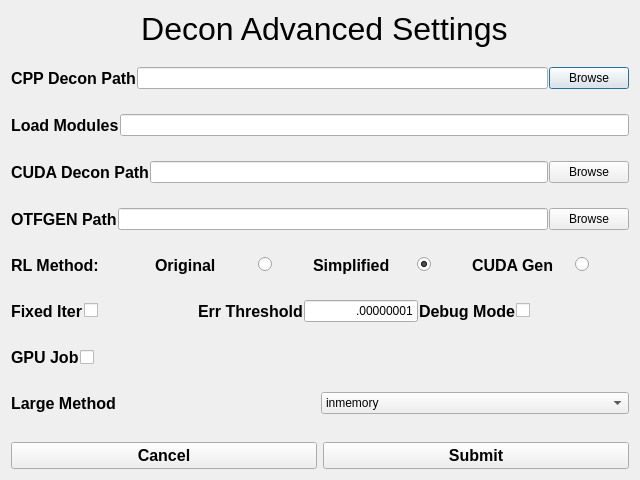
This is src/deconadvanced.ui in abcucberkeley/PetaKit5D-GUI as Qt 5 draws it before an edit. The edited form follows.
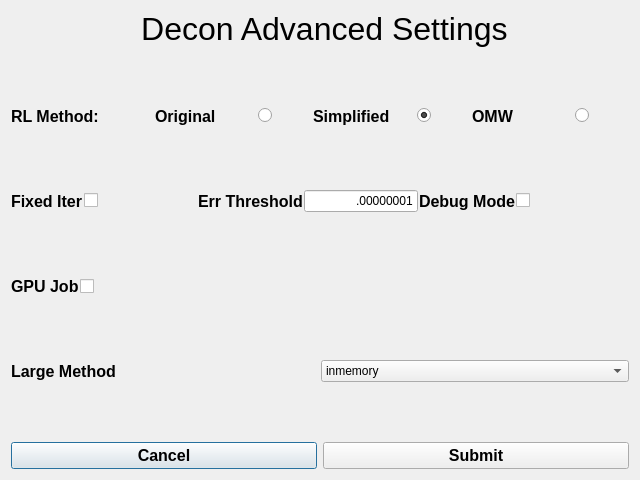
This is the edited form.

```diff
--- a/src/deconadvanced.ui
+++ b/src/deconadvanced.ui
@@ -21,236 +21,13 @@
   </property>
   <layout class="QGridLayout" name="gridLayout" rowstretch="0,10,0">
    <item row="1" column="0">
-    <layout class="QVBoxLayout" name="verticalLayout" stretch="0,0,0,0,0,0,0,0,0,0,0,0,0,0,0">
+    <layout class="QVBoxLayout" name="verticalLayout" stretch="0,0,0,0,0,0,0">
      <property name="spacing">
       <number>1</number>
      </property>
      <property name="sizeConstraint">
       <enum>QLayout::SetDefaultConstraint</enum>
      </property>
-     <item>
-      <layout class="QHBoxLayout" name="horizontalLayout">
-       <item>
-        <widget class="QLabel" name="cppDeconPathLabel">
-         <property name="font">
-          <font>
-           <pointsize>12</pointsize>
-           <bold>true</bold>
-          </font>
-         </property>
-         <property name="text">
-          <string>CPP Decon Path</string>
-         </property>
-        </widget>
-       </item>
-       <item>
-        <widget class="QLineEdit" name="cppDeconPathLineEdit">
-         <property name="sizePolicy">
-          <sizepolicy hsizetype="Expanding" vsizetype="Maximum">
-           <horstretch>0</horstretch>
-           <verstretch>0</verstretch>
-          </sizepolicy>
-         </property>
-         <property name="alignment">
-          <set>Qt::AlignLeading|Qt::AlignLeft|Qt::AlignVCenter</set>
-         </property>
-        </widget>
-       </item>
-       <item>
-        <widget class="QPushButton" name="cppDeconPathBrowseButton">
-         <property name="sizePolicy">
-          <sizepolicy hsizetype="Minimum" vsizetype="Maximum">
-           <horstretch>0</horstretch>
-           <verstretch>0</verstretch>
-          </sizepolicy>
-         </property>
-         <property name="text">
-          <string>Browse</string>
-         </property>
-        </widget>
-       </item>
-      </layout>
-     </item>
-     <item>
-      <spacer name="verticalSpacer">
-       <property name="orientation">
-        <enum>Qt::Vertical</enum>
-       </property>
-       <property name="sizeType">
-        <enum>QSizePolicy::Preferred</enum>
-       </property>
-       <property name="sizeHint" stdset="0">
-        <size>
-         <width>20</width>
-         <height>10</height>
-        </size>
-       </property>
-      </spacer>
-     </item>
-     <item>
-      <layout class="QHBoxLayout" name="horizontalLayout_2">
-       <item>
-        <widget class="QLabel" name="loadModulesLabel">
-         <property name="font">
-          <font>
-           <pointsize>12</pointsize>
-           <bold>true</bold>
-          </font>
-         </property>
-         <property name="text">
-          <string>Load Modules</string>
-         </property>
-        </widget>
-       </item>
-       <item>
-        <widget class="QLineEdit" name="loadModulesLineEdit">
-         <property name="sizePolicy">
-          <sizepolicy hsizetype="Expanding" vsizetype="Maximum">
-           <horstretch>0</horstretch>
-           <verstretch>0</verstretch>
-          </sizepolicy>
-         </property>
-         <property name="alignment">
-          <set>Qt::AlignLeading|Qt::AlignLeft|Qt::AlignVCenter</set>
-         </property>
-        </widget>
-       </item>
-      </layout>
-     </item>
-     <item>
-      <spacer name="verticalSpacer_2">
-       <property name="orientation">
-        <enum>Qt::Vertical</enum>
-       </property>
-       <property name="sizeType">
-        <enum>QSizePolicy::Preferred</enum>
-       </property>
-       <property name="sizeHint" stdset="0">
-        <size>
-         <width>20</width>
-         <height>10</height>
-        </size>
-       </property>
-      </spacer>
-     </item>
-     <item>
-      <layout class="QHBoxLayout" name="horizontalLayout_3">
-       <item>
-        <widget class="QLabel" name="cudaDeconPathLabel">
-         <property name="font">
-          <font>
-           <pointsize>12</pointsize>
-           <bold>true</bold>
-          </font>
-         </property>
-         <property name="text">
-          <string>CUDA Decon Path</string>
-         </property>
-        </widget>
-       </item>
-       <item>
-        <widget class="QLineEdit" name="cudaDeconPathLineEdit">
-         <property name="sizePolicy">
-          <sizepolicy hsizetype="Expanding" vsizetype="Maximum">
-           <horstretch>0</horstretch>
-           <verstretch>0</verstretch>
-          </sizepolicy>
-         </property>
-         <property name="alignment">
-          <set>Qt::AlignLeading|Qt::AlignLeft|Qt::AlignVCenter</set>
-         </property>
-        </widget>
-       </item>
-       <item>
-        <widget class="QPushButton" name="cudaDeconPathBrowseButton">
-         <property name="sizePolicy">
-          <sizepolicy hsizetype="Minimum" vsizetype="Maximum">
-           <horstretch>0</horstretch>
-           <verstretch>0</verstretch>
-          </sizepolicy>
-         </property>
-         <property name="text">
-          <string>Browse</string>
-         </property>
-        </widget>
-       </item>
-      </layout>
-     </item>
-     <item>
-      <spacer name="verticalSpacer_3">
-       <property name="orientation">
-        <enum>Qt::Vertical</enum>
-       </property>
-       <property name="sizeType">
-        <enum>QSizePolicy::Preferred</enum>
-       </property>
-       <property name="sizeHint" stdset="0">
-        <size>
-         <width>20</width>
-         <height>10</height>
-        </size>
-       </property>
-      </spacer>
-     </item>
-     <item>
-      <layout class="QHBoxLayout" name="horizontalLayout_4">
-       <item>
-        <widget class="QLabel" name="otfgenPathLabel">
-         <property name="font">
-          <font>
-           <pointsize>12</pointsize>
-           <bold>true</bold>
-          </font>
-         </property>
-         <property name="text">
-          <string>OTFGEN Path</string>
-         </property>
-        </widget>
-       </item>
-       <item>
-        <widget class="QLineEdit" name="otfgenPathLineEdit">
-         <property name="sizePolicy">
-          <sizepolicy hsizetype="Expanding" vsizetype="Maximum">
-           <horstretch>0</horstretch>
-           <verstretch>0</verstretch>
-          </sizepolicy>
-         </property>
-         <property name="alignment">
-          <set>Qt::AlignLeading|Qt::AlignLeft|Qt::AlignVCenter</set>
-         </property>
-        </widget>
-       </item>
-       <item>
-        <widget class="QPushButton" name="otfgenPathBrowseButton">
-         <property name="sizePolicy">
-          <sizepolicy hsizetype="Minimum" vsizetype="Maximum">
-           <horstretch>0</horstretch>
-           <verstretch>0</verstretch>
-          </sizepolicy>
-         </property>
-         <property name="text">
-          <string>Browse</string>
-         </property>
-        </widget>
-       </item>
-      </layout>
-     </item>
-     <item>
-      <spacer name="verticalSpacer_4">
-       <property name="orientation">
-        <enum>Qt::Vertical</enum>
-       </property>
-       <property name="sizeType">
-        <enum>QSizePolicy::Preferred</enum>
-       </property>
-       <property name="sizeHint" stdset="0">
-        <size>
-         <width>20</width>
-         <height>10</height>
-        </size>
-       </property>
-      </spacer>
-     </item>
      <item>
       <layout class="QHBoxLayout" name="horizontalLayout_5" stretch="10,11,11,11">
        <item>
@@ -393,7 +170,7 @@
             </font>
            </property>
            <property name="text">
-            <string>CUDA Gen</string>
+            <string>OMW</string>
            </property>
           </widget>
          </item>
```
Left out of the diff: 4 changed lines with no effect on the pictures.
